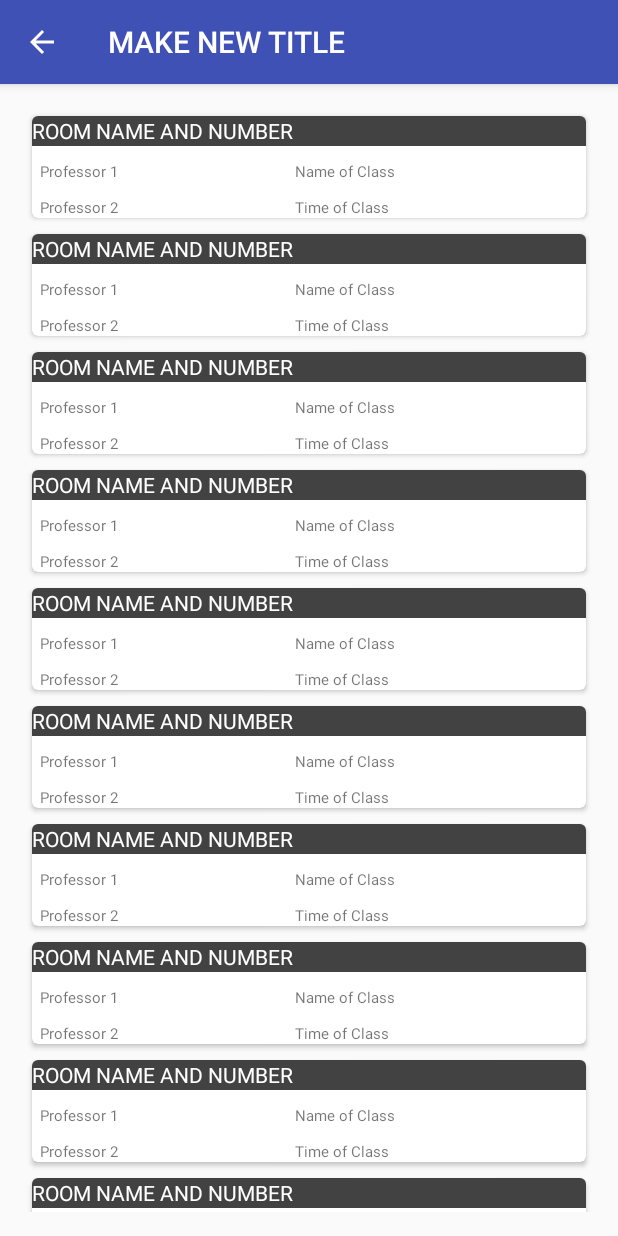
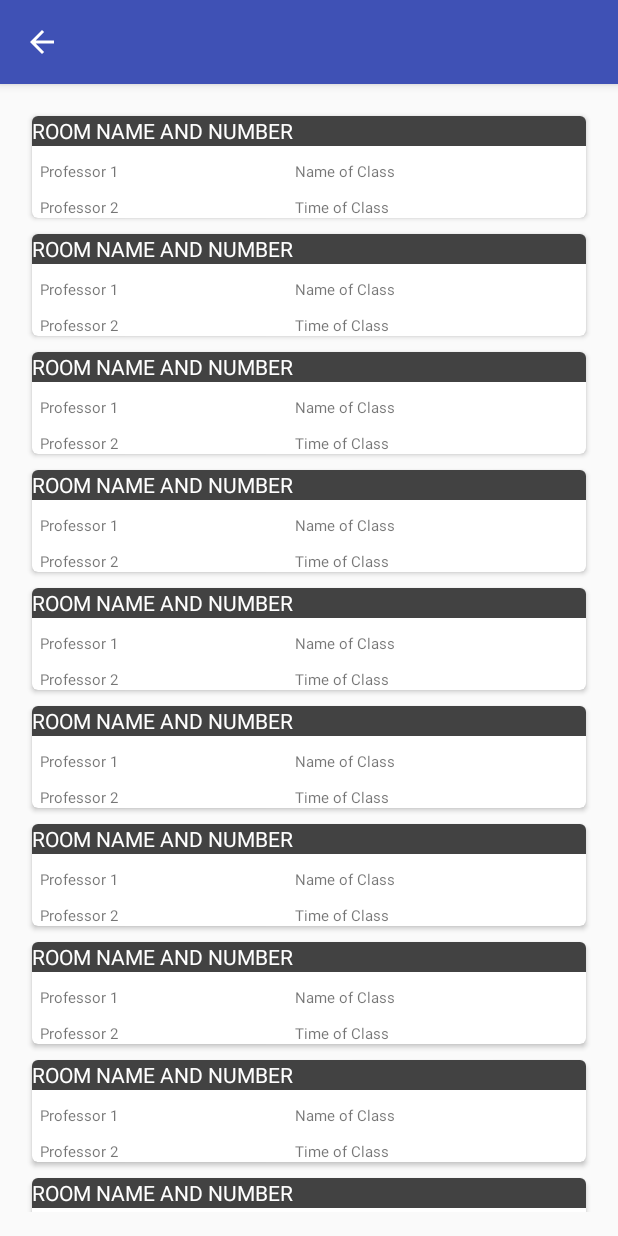
Before and after one commit to ma8642/FindSpot, an Android app: the RoomListActivity screen opened directly, with no data from a screen before it, on a phone screen of 412 x 824 dp. Run offline under Robolectric (Android 15) with nearby library versions, the phone set to English and light mode, and no system bars.

Commit message:
Updated so that title of RKC fragment is RKC, and Olin fragment is OLIN.

```diff
--- a/app/src/main/java/com/bignerdranch/android/finalproject374/MainFragment.java
+++ b/app/src/main/java/com/bignerdranch/android/finalproject374/MainFragment.java
@@ -15,6 +15,7 @@ import android.view.ViewGroup;
 import android.widget.ImageView;
 import android.widget.Toast;
 import android.view.View.OnTouchListener;
+
 
 /**
  * Created by cs374 on 11/8/16.
@@ -77,6 +78,7 @@ public class MainFragment extends Fragment implements OnTouchListener {
                     // open RKC Fragment
                     toast(rkcToast);
                     Intent i = new Intent(getActivity(), RoomListActivity.class);
+                    i.putExtra("extra","RKC");
                     startActivity(i);
 
                 }
@@ -87,6 +89,8 @@ public class MainFragment extends Fragment implements OnTouchListener {
                     toast(olinToast);
 
                     Intent i = new Intent(getActivity(), RoomListActivity.class);
+                    i.putExtra("extra","OLIN");
+                    //roomName = "Olin";
                     startActivity(i);
                 }
 
--- a/app/src/main/java/com/bignerdranch/android/finalproject374/RoomAdapter.java
+++ b/app/src/main/java/com/bignerdranch/android/finalproject374/RoomAdapter.java
@@ -49,6 +49,9 @@ private List<RoomInfo> roomInfoList;
         return new RoomViewHolder(itemView);
     }
 
+    //Display Recyler View List of FreeRooma
+
+
 
     public static class RoomViewHolder extends RecyclerView.ViewHolder {
         protected TextView vRoom;
--- a/app/src/main/java/com/bignerdranch/android/finalproject374/RoomListActivity.java
+++ b/app/src/main/java/com/bignerdranch/android/finalproject374/RoomListActivity.java
@@ -13,11 +13,13 @@ import android.view.MenuItem;
  */
 
 public class RoomListActivity extends AppCompatActivity {
+    public String roomName;
+
 
     protected void onCreate(Bundle savedInstanceState) {
         super.onCreate(savedInstanceState);
         setContentView(R.layout.activity_list_item);
-        getSupportActionBar().setTitle("MAKE NEW TITLE");
+        getSupportActionBar().setTitle(getIntent().getStringExtra("extra"));
         getSupportActionBar().setDisplayHomeAsUpEnabled(true);
         FragmentTransaction ft = getSupportFragmentManager().beginTransaction();
         ft.add(R.id.listview_fragment_container, new RoomListFragment());
```
